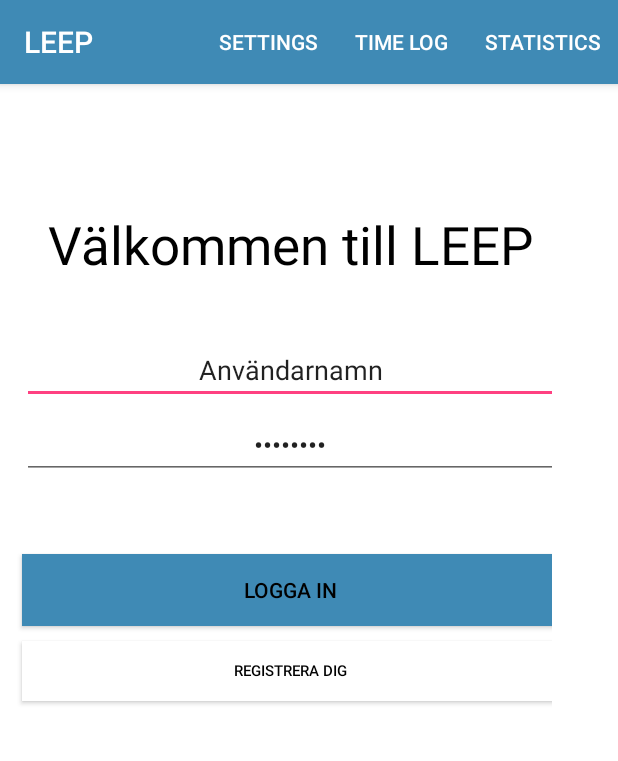
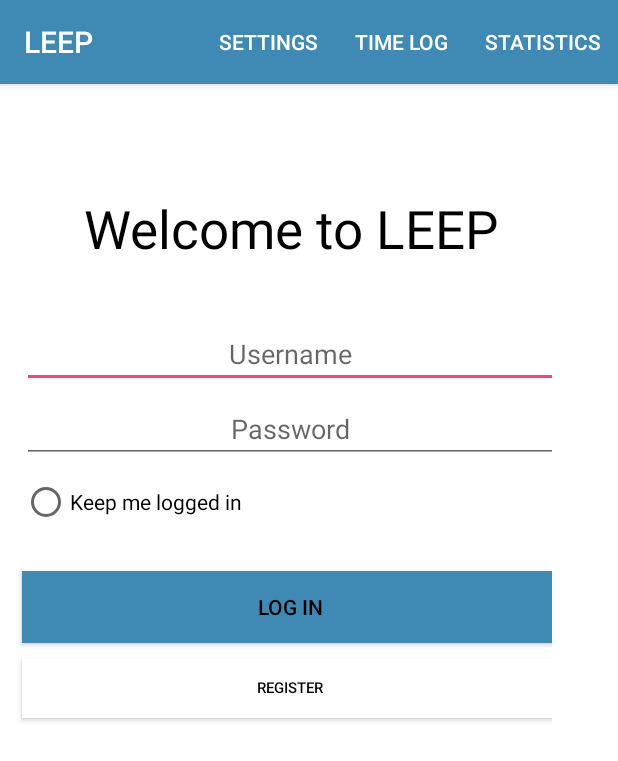
Before and after one commit to linneabark/LEEP, an Android app: the screen it shows after launch (MainActivity), on a phone screen of 412 x 824 dp. Shown: the top 761 px of the screen. Run offline under Robolectric (Android 15) with nearby library versions, the phone set to English and light mode, and no system bars.

Commit message:
Fixar designen på de olika layoutsen för inloggning

```diff
--- a/app/src/main/res/layout/activity_main.xml
+++ b/app/src/main/res/layout/activity_main.xml
@@ -23,7 +23,7 @@
             android:layout_gravity="center"
             android:layout_marginTop="0dp"
             android:gravity="center"
-            android:text="Välkommen till LEEP"
+            android:text="Welcome to LEEP"
             android:textColor="#000000"
             android:textSize="35dp" />
 
@@ -34,8 +34,8 @@
             android:layout_height="40dp"
             android:layout_marginTop="50dp"
             android:ems="10"
+            android:hint="Username"
             android:inputType="textPersonName"
-            android:text="Användarnamn"
             android:textAlignment="center" />
 
         <EditText
@@ -46,16 +46,24 @@
             android:layout_marginTop="10dp"
             android:ems="10"
             android:inputType="textPassword"
-            android:text="Lösenord"
-            android:textAlignment="center"/>
+            android:hint="Password"
+            android:textAlignment="center" />
+
+        <RadioButton
+            android:id="@+id/radioButton"
+            android:layout_width="fill_parent"
+            android:layout_height="wrap_content"
+            android:layout_marginLeft="10dp"
+            android:layout_marginTop="10dp"
+            android:text="Keep me logged in" />
 
         <Button
             android:id="@+id/loginButton"
             android:layout_width="fill_parent"
             android:layout_marginLeft="10dp"
             android:layout_height="48dp"
-            android:layout_marginTop="50dp"
-            android:text="Logga in"
+            android:layout_marginTop="30dp"
+            android:text="Log in"
             android:layout_gravity="center"
             android:background="@color/colorPrimary"
             android:textColor="@color/plainBlack" />
@@ -66,17 +74,12 @@
             android:layout_marginLeft="10dp"
             android:layout_height="40dp"
             android:layout_marginTop="10dp"
-            android:text="Registrera dig"
+            android:text="Register"
             android:textSize="10dp"
+            android:layout_gravity="center"
             android:background="@color/plainWhite"
-            android:layout_gravity="center"
-            android:textColor="@color/plainBlack"/>
-
-
-
-
-
-
+            android:textColor="@color/plainBlack"
+            android:shadowColor="@color/plainWhite"/>
 
     </LinearLayout>
 
```
Also changed, not shown: app/src/main/java/com/example/linneabark/test/MainActivity.java (+0 -1 lines), app/src/main/java/com/example/linneabark/test/QuoteClass.java (deleted, +0 -9 lines), app/src/main/java/com/example/linneabark/test/Quotes.java (+2 -2 lines), app/src/main/res/layout/fragment_statistics.xml (+53 -4 lines), app/src/main/res/layout/fragment_time_log.xml (+5 -2 lines), app/src/main/res/layout/register.xml (+60 -50 lines).
